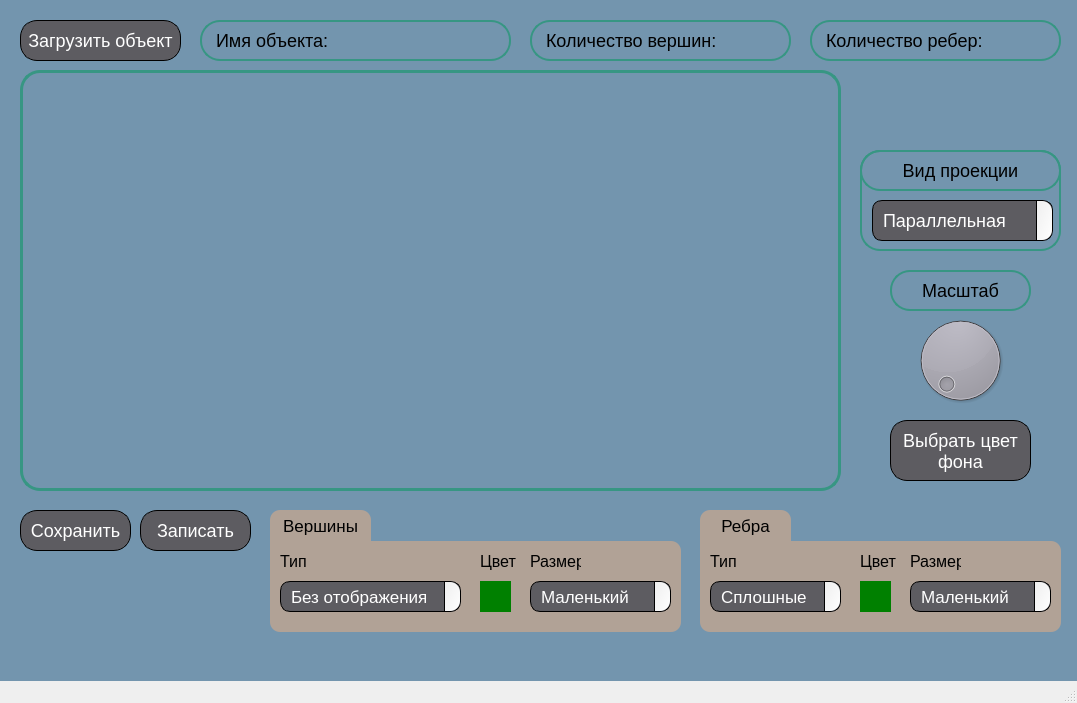
VMBush/3D_viewer, file src/3D_Viewer/mainwindow.ui: the form before one commit.
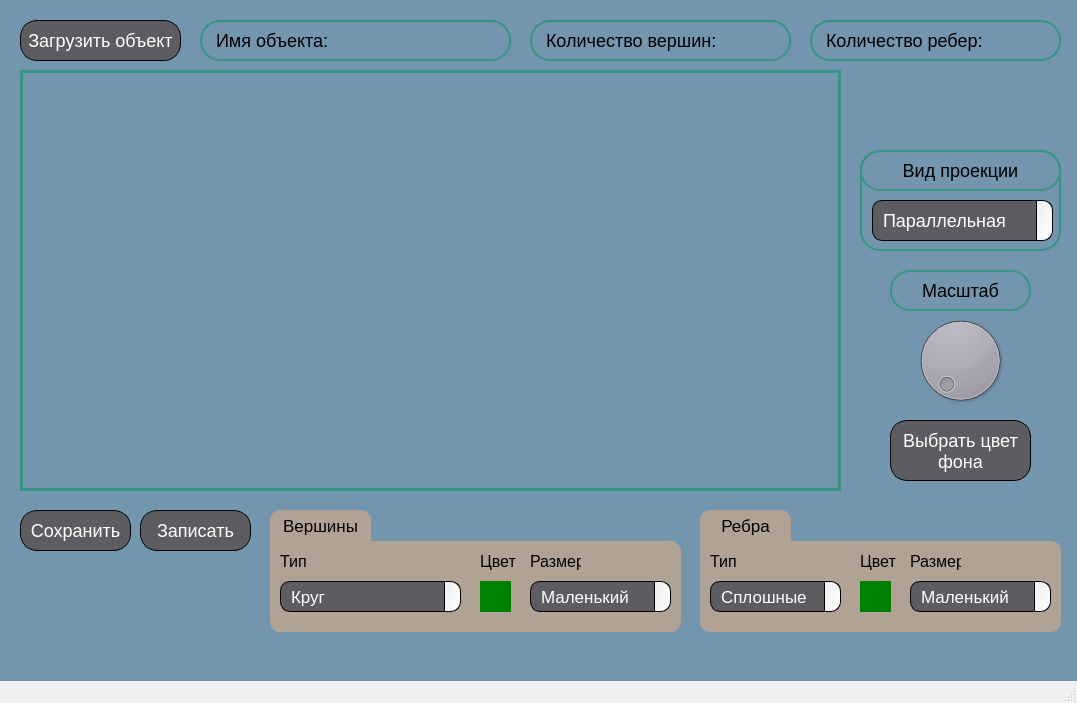
The form after the commit. Icons and pictures are not drawn.

What changed in the file:
```diff
--- a/src/3D_Viewer/mainwindow.ui
+++ b/src/3D_Viewer/mainwindow.ui
@@ -340,11 +340,6 @@
     image: url(:/down_arrow.png);
 }</string>
      </property>
-     <item>
-      <property name="text">
-       <string>Без отображения</string>
-      </property>
-     </item>
      <item>
       <property name="text">
        <string>Круг</string>
@@ -891,7 +886,8 @@
     <property name="styleSheet">
      <string notr="true">QWidget#screenHandler {
 	border: 3px solid #379683;
-	border-radius: 20px;
+	border-radius: 0px;
+	padding: 13px;
 }</string>
     </property>
    </widget>
```
Left out of the diff: 5 changed lines with no effect on the pictures.
